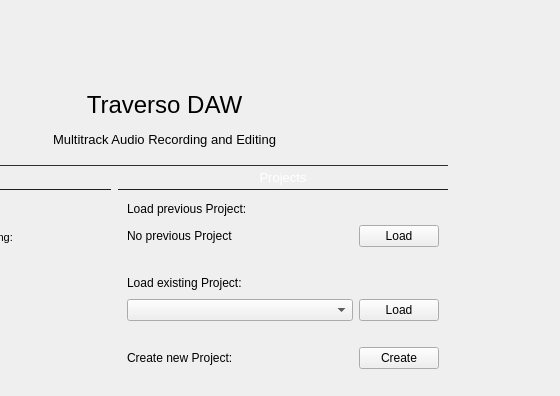
The window that src/traverso/ui/WelcomeWidget.ui (ErwanLegrand/Traverso-DAW) describes before a commit, drawn with Qt 5; both pictures show x 327 to 887 and y 0 to 396 of the 887 by 621 pixel window.
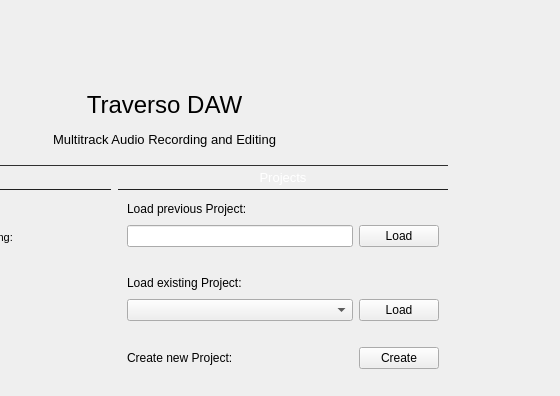
The same window after the commit. Icons and pictures are not drawn.

Commit message: Make the WelcomeWidget buttons somewhat usable

```diff
--- a/src/traverso/ui/WelcomeWidget.ui
+++ b/src/traverso/ui/WelcomeWidget.ui
@@ -385,21 +385,8 @@
                  </property>
                 </spacer>
                </item>
-               <item row="1" column="0">
-                <widget class="QLabel" name="previousProjectLabel">
-                 <property name="sizePolicy">
-                  <sizepolicy hsizetype="Preferred" vsizetype="Preferred">
-                   <horstretch>2</horstretch>
-                   <verstretch>0</verstretch>
-                  </sizepolicy>
-                 </property>
-                 <property name="text">
-                  <string>No previous Project</string>
-                 </property>
-                </widget>
-               </item>
-               <item row="1" column="1" colspan="2">
-                <widget class="QPushButton" name="pushButton">
+               <item row="3" column="1" colspan="2">
+                <widget class="QPushButton" name="loadPreviousProjectButton">
                  <property name="maximumSize">
                   <size>
                    <width>100</width>
@@ -411,6 +398,16 @@
                  </property>
                 </widget>
                </item>
+               <item row="3" column="0">
+                <widget class="QLineEdit" name="previousProjectLineEdit">
+                 <property name="sizePolicy">
+                  <sizepolicy hsizetype="Expanding" vsizetype="Fixed">
+                   <horstretch>2</horstretch>
+                   <verstretch>0</verstretch>
+                  </sizepolicy>
+                 </property>
+                </widget>
+               </item>
               </layout>
              </item>
              <item>
```
Left out of the diff: 2 changed lines with no effect on the pictures. The commit also changes 4 other files.
